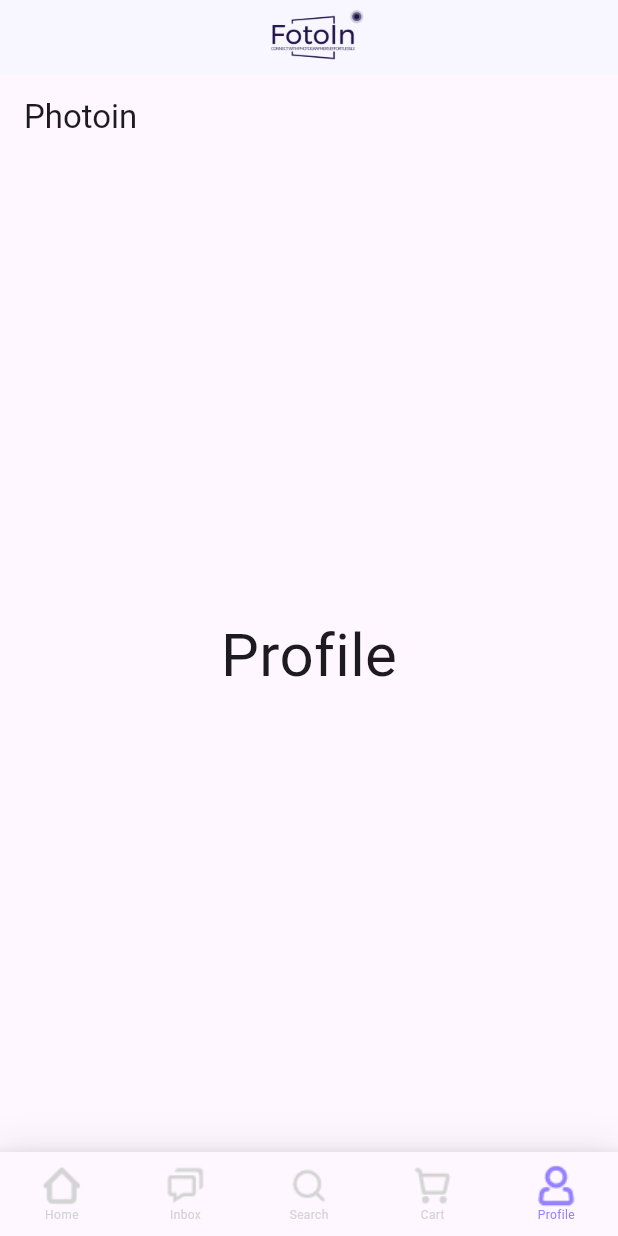
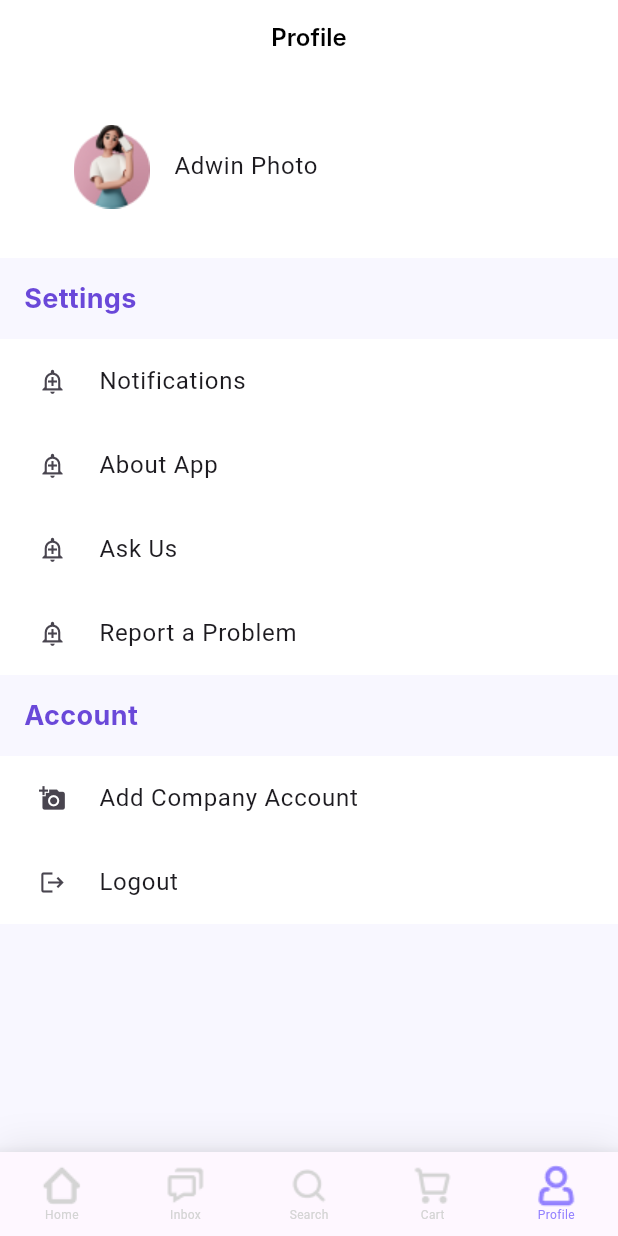
Before and after one commit to lukman-lua/FotoIn, a Flutter app: the screen it shows after launch, item 5 of the bottom bar chosen, on a phone screen of 412 x 824 dp. Run offline on Flutter 3.47's test engine with Material 3 defaults, Android fonts, the light colour scheme and no system bars; our stand-ins replace google_fonts; Roboto replaces fonts that are missing (Inter).

Commit message:
add profile store

```diff
--- a/lib/home.dart
+++ b/lib/home.dart
@@ -17,9 +17,9 @@ class Home extends StatefulWidget {
 class _HomeState extends State<Home> {
   int _currentIndex = 0;
 
-  Color unselectedColor = Color.fromRGBO(212, 212, 212, 1);
+  Color unselectedColor = const Color.fromRGBO(212, 212, 212, 1);
 
-  Color selectedColor = Color.fromRGBO(147, 129, 255, 1);
+  Color selectedColor = const Color.fromRGBO(147, 129, 255, 1);
 
   @override
   Widget build(BuildContext context) {
@@ -28,7 +28,7 @@ class _HomeState extends State<Home> {
       appBar: _getAppBar(_currentIndex),
       body: _getPage(_currentIndex),
       bottomNavigationBar: Container(
-        decoration: BoxDecoration(
+        decoration: const BoxDecoration(
           color: Colors.white,
           boxShadow: [
             BoxShadow(
@@ -157,11 +157,19 @@ class _HomeState extends State<Home> {
       case 4:
         return AppBar(
           centerTitle: true,
-          backgroundColor: Color(0xFFF8F7FF),
-          title: Image.asset(
-            'assets/appBar_icon.png',
-            height: 50,
+          backgroundColor: Colors.white,
+          title: const Text(
+            'Profile',
+            textAlign: TextAlign.center,
+            style: TextStyle(
+              color: Colors.black,
+              fontSize: 16,
+              fontFamily: 'Inter',
+              fontWeight: FontWeight.w600,
+              height: 0.06,
+            ),
           ),
+          shadowColor: Color(0x14000000),
           toolbarHeight: 50,
         );
       default:
--- a/lib/main.dart
+++ b/lib/main.dart
@@ -1,5 +1,6 @@
 import 'package:flutter/material.dart';
 import 'package:fotoin/home.dart';
+import 'package:fotoin/profile/add_store.dart';
 import 'package:fotoin/profile/profile.dart';
 
 void main() {
@@ -19,6 +20,7 @@ class Route extends StatelessWidget {
           '/search': (context) => Profile(),
           '/cart': (context) => Profile(),
           Profile.route: (context) => Profile(),
+          '/add_store' : (context) => AddStore(),
         }
     );
   }
--- /dev/null
+++ b/lib/profile/add_store.dart
@@ -0,0 +1,31 @@
+import 'package:flutter/material.dart';
+
+class AddStore extends StatelessWidget {
+
+  // final _formKey = GlobalKey<FormFieldBuilder>();
+
+  @override
+  Widget build(BuildContext context) {
+    return Scaffold(
+      backgroundColor: Color(0xFFF8F7FF),
+      appBar: AppBar(
+        centerTitle: true,
+        backgroundColor: Colors.white,
+        title: const Text(
+          'Store Registration',
+          textAlign: TextAlign.center,
+          style: TextStyle(
+            color: Colors.black,
+            fontSize: 16,
+            fontFamily: 'Inter',
+            fontWeight: FontWeight.w600,
+            height: 0.06,
+          ),
+        ),
+        shadowColor: Color(0x14000000),
+        toolbarHeight: 50,
+      ),
+      // body: ,
+    );
+  }
+}
--- a/lib/profile/home_profile.dart
+++ /dev/null
@@ -1,10 +0,0 @@
-import 'package:flutter/material.dart';
-
-class HomeProfile extends StatelessWidget {
-  const HomeProfile({Key? key}) : super(key: key);
-
-  @override
-  Widget build(BuildContext context) {
-    return Container();
-  }
-}
--- a/lib/profile/profile.dart
+++ b/lib/profile/profile.dart
@@ -4,18 +4,158 @@ class Profile extends StatelessWidget {
   static const route = '/profile';
   @override
   Widget build(BuildContext context) {
-    return Scaffold(
-      appBar: AppBar(
-        title: const Text("Photoin"),
-      ),
-      body: const Center(
-        child: Text(
-          "Profile",
-          style: TextStyle(
-            fontSize: 40,
+    return ListView(
+      children: [
+        Container(
+          padding: EdgeInsets.only(left: 33.0, top: 33.0, bottom: 33.0),
+          color: Colors.white,
+          child: ListTile(
+            title: Text("Adwin Photo"),
+            leading: Image.asset(
+              'assets/image/avatar1.png',
+              fit: BoxFit.fitHeight,
+            ),
           ),
         ),
-      ),
+
+        Container(
+          padding: EdgeInsets.only(left: 16.0, top: 16.0, bottom: 16.0),
+          child: const Text(
+            "Settings",
+            style: TextStyle(
+              color: Color(0xFF6A48D9),
+              fontSize: 18,
+              fontFamily: 'Inter',
+              fontWeight: FontWeight.w700,
+              height: 0,
+            ),
+          ),
+        ),
+
+        TextButton(
+          style:  TextButton.styleFrom(
+            padding: EdgeInsets.only(left: 10.0),// Padding
+            backgroundColor: Colors.white,
+            shape: RoundedRectangleBorder(
+              borderRadius: BorderRadius.zero, // Tepi tajam
+            ),
+          ),
+          child: const ListTile(
+            title: Text(
+              "Notifications"
+            ),
+            leading: Icon(Icons.add_alert_outlined),
+          ),
+          onPressed: (){
+
+          },
+        ),
+        TextButton(
+          style:  TextButton.styleFrom(
+            padding: EdgeInsets.only(left: 10.0),// Padding
+            backgroundColor: Colors.white,
+            shape: RoundedRectangleBorder(
+              borderRadius: BorderRadius.zero, // Tepi tajam
+            ),
+          ),
+          child: const ListTile(
+            title: Text(
+                "About App"
+            ),
+            leading: Icon(Icons.add_alert_outlined),
+          ),
+          onPressed: (){
+
+          },
+        ),
+        TextButton(
+          style:  TextButton.styleFrom(
+            padding: EdgeInsets.only(left: 10.0),// Padding
+            backgroundColor: Colors.white,
+            shape: RoundedRectangleBorder(
+              borderRadius: BorderRadius.zero, // Tepi tajam
+            ),
+          ),
+          child: const ListTile(
+            title: Text(
+                "Ask Us"
+            ),
+            leading: Icon(Icons.add_alert_outlined),
+          ),
+          onPressed: (){
+
+          },
+        ),
+        TextButton(
+          style:  TextButton.styleFrom(
+            padding: EdgeInsets.only(left: 10.0),// Padding
+            backgroundColor: Colors.white,
+            shape: RoundedRectangleBorder(
+              borderRadius: BorderRadius.zero, // Tepi tajam
+            ),
+          ),
+          child: const ListTile(
+            title: Text(
+                "Report a Problem"
+            ),
+            leading: Icon(Icons.add_alert_outlined),
+          ),
+          onPressed: (){
+
+          },
+        ),
+
+        Container(
+          padding: EdgeInsets.only(left: 16.0, bottom: 16.0, top: 16.0),
+          child: const Text(
+            "Account",
+            style: TextStyle(
+              color: Color(0xFF6A48D9),
+              fontSize: 18,
+              fontFamily: 'Inter',
+              fontWeight: FontWeight.w700,
+              height: 0,
+            ),
+          ),
+        ),
+
+        TextButton(
+          style:  TextButton.styleFrom(
+            padding: EdgeInsets.only(left: 10.0),// Padding
+            backgroundColor: Colors.white,
+            shape: RoundedRectangleBorder(
+              borderRadius: BorderRadius.zero, // Tepi tajam
+            ),
+          ),
+          child: const ListTile(
+            title: Text(
+                "Add Company Account"
+            ),
+            leading: Icon(Icons.add_a_photo),
+          ),
+          onPressed: (){
+            Navigator.of(context).pushNamed('/add_store');
+          },
+        ),
+        TextButton(
+          style:  TextButton.styleFrom(
+            padding: EdgeInsets.only(left: 10.0),// Padding
+            backgroundColor: Colors.white,
+            shape: RoundedRectangleBorder(
+              borderRadius: BorderRadius.zero, // Tepi tajam
+            ),
+          ),
+          child: const ListTile(
+            title: Text(
+                "Logout"
+            ),
+            leading: Icon(Icons.logout),
+          ),
+          onPressed: (){
+
+          },
+        ),
+      ],
     );
   }
 }
--- a/pubspec.yaml
+++ b/pubspec.yaml
@@ -31,6 +31,7 @@ dependencies:
   flutter:
     sdk: flutter
   google_fonts: ^6.1.0
+  flutter_form_builder: ^9.4.0
 
   # The following adds the Cupertino Icons font to your application.
   # Use with the CupertinoIcons class for iOS style icons.
```
Also changed, not shown: 2 other files.
